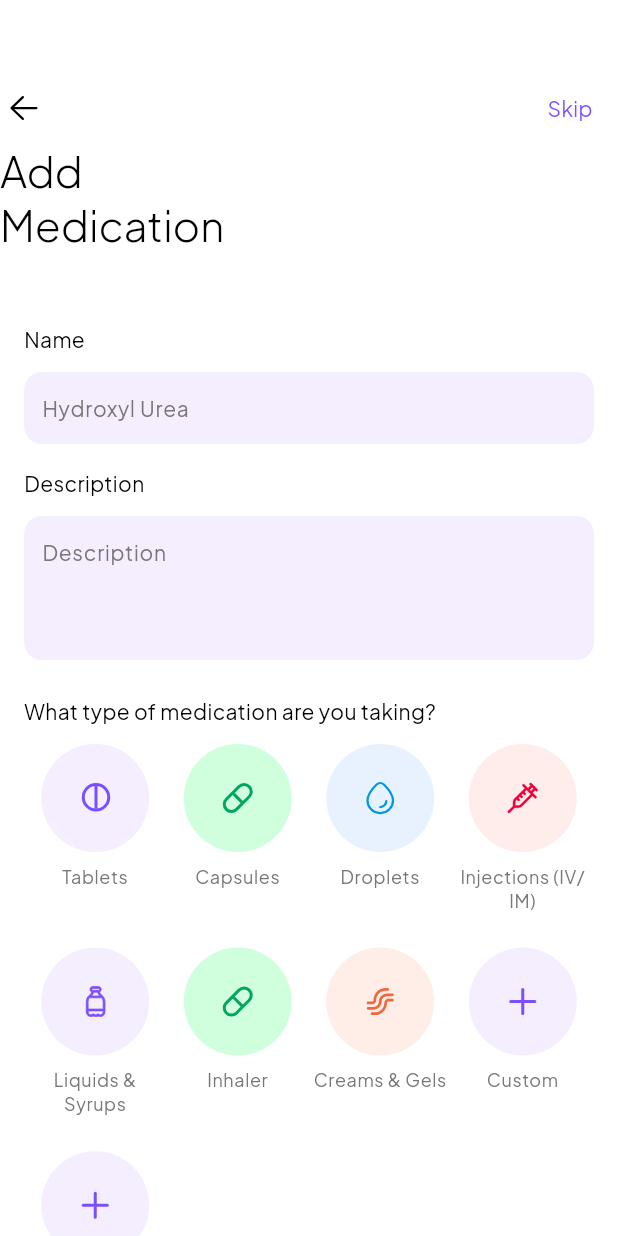
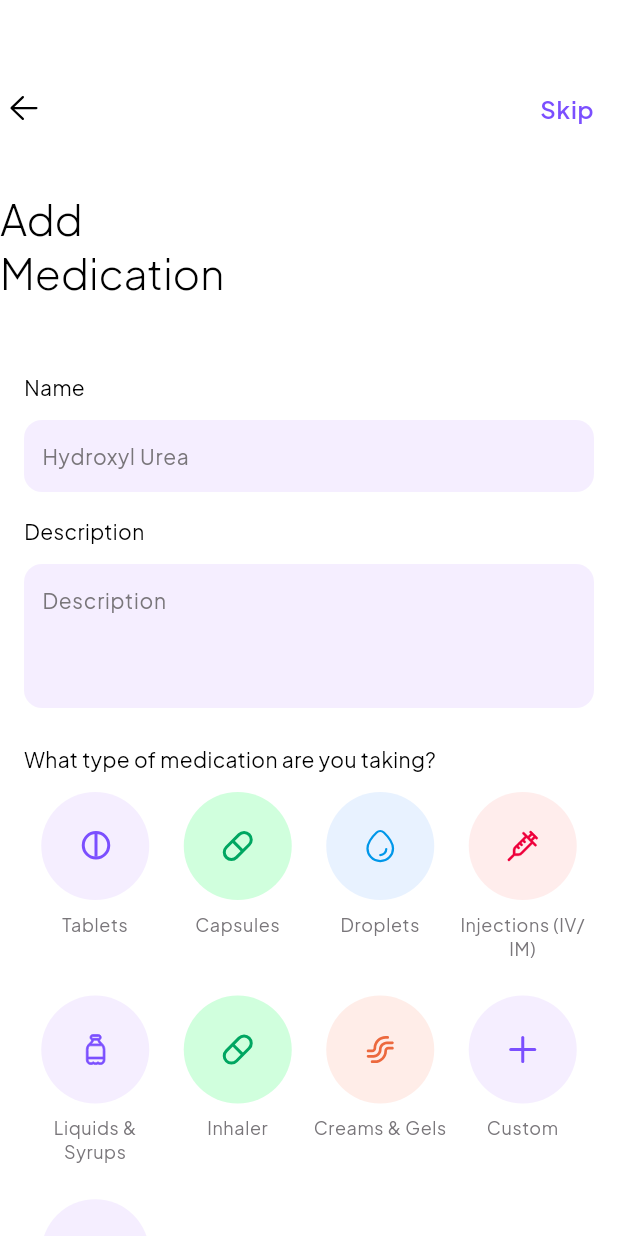
Before and after one commit to circle-app-project/circle, a Flutter app: the AddMedsScreen screen opened by its route, on a phone screen of 412 x 824 dp. Run offline on Flutter 3.47's test engine with Material 3 defaults, Android fonts, the phone set to English and light mode, and no system bars; our stand-ins replace cloud_firestore, equatable, firebase_auth, firebase_core, firebase_crashlytics, fl_chart and 12 more; missing offline and left inert: mesh_gradient; accounts and stored records are empty; generated files the repository leaves out were written again; network calls fail.

Commit message:
ui: update app bar and button components

```diff
--- a/lib/components/app_bar.dart
+++ b/lib/components/app_bar.dart
@@ -1,3 +1,4 @@
+import 'package:circle/core/core.dart';
 import 'package:fluentui_system_icons/fluentui_system_icons.dart';
 import 'package:flutter/material.dart';
 import 'package:flutter/services.dart';
@@ -47,6 +48,7 @@ class CustomAppBar extends StatelessWidget {
             ),
           ],
         ),
+        Gap(kPadding32),
         if (showTitle!) Text(pageTitle, style: theme.textTheme.headlineMedium),
 
         const Gap(32),
--- a/lib/components/app_button.dart
+++ b/lib/components/app_button.dart
@@ -1,28 +1,36 @@
+import 'dart:developer';
+
 import 'package:flutter/material.dart';
 import 'package:flutter_spinkit/flutter_spinkit.dart';
-import 'package:flutter_svg/flutter_svg.dart';
 import 'package:gap/gap.dart';
 
-import '../../core/core.dart';
+import '../../../core/core.dart';
+import 'app_icon.dart';
 
 class AppButton extends StatelessWidget {
-  const AppButton(
-      {super.key,
+  const AppButton({
+    super.key,
     required this.onPressed,
     required this.label,
     this.color,
     this.backgroundColor,
     this.iconPath,
     this.icon,
-      this.overrideIconColor = true,
+    this.trailingIcon,
+    this.trailingIconPath,
+    this.overrideIconColor = false,
     this.buttonType = ButtonType.primary,
     this.isChipButton = false,
-      this.isLoading = false});
+    this.isLoading = false,
+  });
+
   final VoidCallback onPressed;
   final String label;
   final ButtonType buttonType;
   final IconData? icon;
+  final IconData? trailingIcon;
   final String? iconPath;
+  final String? trailingIconPath;
   final Color? color;
   final Color? backgroundColor;
   final bool? overrideIconColor;
@@ -32,14 +40,22 @@ class AppButton extends StatelessWidget {
   @override
   Widget build(BuildContext context) {
     final theme = Theme.of(context);
+    final bool isDarkMode = theme.brightness == Brightness.dark;
     if (icon != null && iconPath != null) {
       throw ErrorHint(
-          "Cannot set both an icon and an iconPath property simultaneously, consider removing one");
+        "Cannot set both an icon and an iconPath property simultaneously, consider removing one",
+      );
     }
-    // if (overrideIconColor == true && color == null) {
-    //   throw ErrorHint(
-    //       "Must provide a color property if overrideIconColor is set to true");
-    // }
+    if (trailingIcon != null && trailingIconPath != null) {
+      throw ErrorHint(
+        "Cannot set both a trailingIcon and a trailingIconPath property simultaneously, consider removing one",
+      );
+    }
+    if (overrideIconColor == true && color == null) {
+      throw ErrorHint(
+        "Must provide a color property if overrideIconColor is set to true",
+      );
+    }
 
     ButtonStyle style = ElevatedButton.styleFrom(
       backgroundColor: backgroundColor ?? theme.colorScheme.primary,
@@ -51,10 +67,14 @@ class AppButton extends StatelessWidget {
         labelColor = color ?? theme.colorScheme.onPrimary;
 
         style = ElevatedButton.styleFrom(
-          fixedSize: isChipButton! ? const Size.fromHeight(36) : null,
+          padding: EdgeInsets.symmetric(
+            horizontal: isChipButton! ? kPadding16 : kPadding24,
+          ),
+          fixedSize: isChipButton! ? const Size.fromHeight(42) : null,
           alignment: Alignment.center,
-          backgroundColor: backgroundColor ?? theme.colorScheme.primary,
-          foregroundColor: color ?? Colors.white,
+          //backgroundColor: backgroundColor ?? theme.colorScheme.primary,
+          backgroundColor: backgroundColor ??  theme.iconTheme.color,
+          foregroundColor: color ??  theme.colorScheme.onPrimary,
         );
         break;
 
@@ -62,9 +82,12 @@ class AppButton extends StatelessWidget {
         labelColor = color ?? theme.colorScheme.onPrimaryContainer;
 
         style = ElevatedButton.styleFrom(
-          fixedSize: isChipButton! ? const Size.fromHeight(36) : null,
+          padding: EdgeInsets.symmetric(
+            horizontal: isChipButton! ? kPadding16 : kPadding24,
+          ),
+          fixedSize: isChipButton! ? const Size.fromHeight(42) : null,
           backgroundColor:
-              backgroundColor ?? theme.colorScheme.primaryContainer,
+          backgroundColor ?? (isDarkMode? theme.colorScheme.surfaceContainerHigh : theme.colorScheme.primaryContainer),
           foregroundColor: labelColor,
         );
         break;
@@ -73,59 +96,69 @@ class AppButton extends StatelessWidget {
         labelColor = color ?? theme.colorScheme.primary;
 
         style = ElevatedButton.styleFrom(
-          fixedSize: isChipButton! ? const Size.fromHeight(36) : null,
+          padding: EdgeInsets.symmetric(
+            horizontal: isChipButton! ? kPadding16 : kPadding24,
+          ),
+          fixedSize: isChipButton! ? const Size.fromHeight(42) : null,
           backgroundColor: Colors.transparent,
-          foregroundColor: color ?? theme.colorScheme.primary,
-          side: BorderSide(
-            width: 1,
-            color: labelColor,
-          ),
+         // foregroundColor: color ?? theme.colorScheme.primary,
+          foregroundColor: color ?? theme.iconTheme.color,
+          side: BorderSide(width: 1, color: labelColor),
         );
 
         break;
       case ButtonType.text:
         style = ElevatedButton.styleFrom(
-          fixedSize: isChipButton! ? const Size.fromHeight(36) : null,
+          fixedSize: isChipButton! ? const Size.fromHeight(42) : null,
           backgroundColor: Colors.transparent,
           foregroundColor: color ?? theme.colorScheme.primary,
         );
         labelColor = color ?? theme.colorScheme.primary;
         break;
-
     }
 
     return ElevatedButton(
-      onPressed: isLoading! ? (){} : onPressed,
+      onPressed: isLoading! ? (){
+        log("Button is loading", name: "AppButton");
+      } : onPressed, // Disabling the button when loading
       style: style,
       child: Center(
-        child: isLoading!
+        child:
+        isLoading!
             ? SpinKitThreeBounce(
           size: kPadding24,
-                color: theme.scaffoldBackgroundColor,
+          color:  labelColor,
         )
             : Row(
           mainAxisSize: MainAxisSize.min,
           children: [
-                  Visibility(
-                    visible: icon != null || iconPath != null,
-                    child: Row(
-                      children: [
-                        icon != null
-                            ? Icon(icon)
-                            : SvgPicture.asset(iconPath ?? "",
-                                colorFilter: overrideIconColor!
-                                    ? ColorFilter.mode(
-                                        labelColor, BlendMode.srcIn)
-                                    : null),
-                        const Gap(8)
-                      ],
+            if (iconPath != null || icon != null)
+              AppIcon(
+                size: 24,
+                icon: icon,
+                iconPath: iconPath,
+                color: labelColor,
+              ),
+            // Gap for the leading icon if visible
+            if (iconPath != null || icon != null)
+              Gap(kPadding8),
+            Text(
+              label,
+              style: Theme.of(context).textTheme.bodyLarge!.copyWith(
+                color: labelColor,
+                fontWeight: FontWeight.w600,
               ),
             ),
-                  Text(label,
-                      style: Theme.of(context)
-                          .textTheme
-                          .bodyMedium!
-                          .copyWith(color: labelColor)),
+
+            // Gap for the trailing icon if visible
+            if (trailingIconPath != null || trailingIcon != null)
+              Gap(kPadding8),
+            if (trailingIconPath != null || trailingIcon != null)
+              AppIcon(
+                icon: trailingIcon,
+                iconPath: trailingIconPath,
+                color: labelColor,
+              ),
           ],
         ),
       ),
--- a/lib/components/app_icon.dart
+++ b/lib/components/app_icon.dart
@@ -11,7 +11,7 @@ class AppIcon extends StatelessWidget {
   final String? iconPath;
   final Color? color;
   final double? size;
-  const AppIcon({super.key, this.icon, this.iconPath, this.color, this.size});
+  const AppIcon({super.key, this.icon, this.iconPath, this.color, this.size = 24.0});
 
   @override
   Widget build(BuildContext context) {
```
Lines whose indentation alone changed are shown as unchanged.
